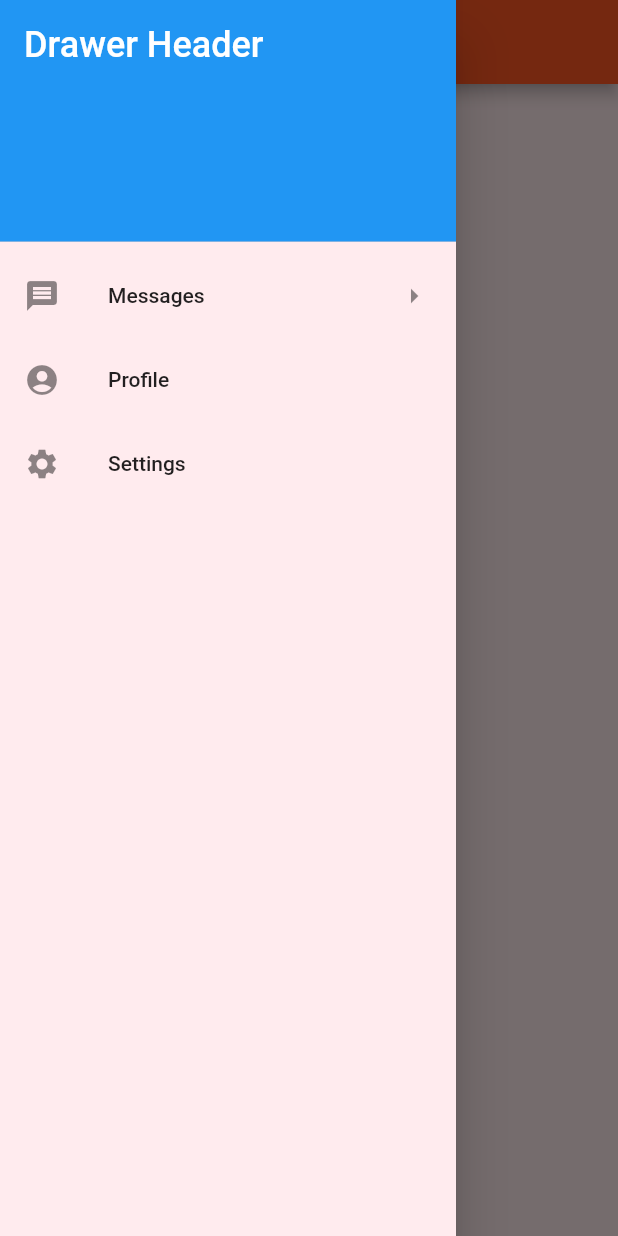
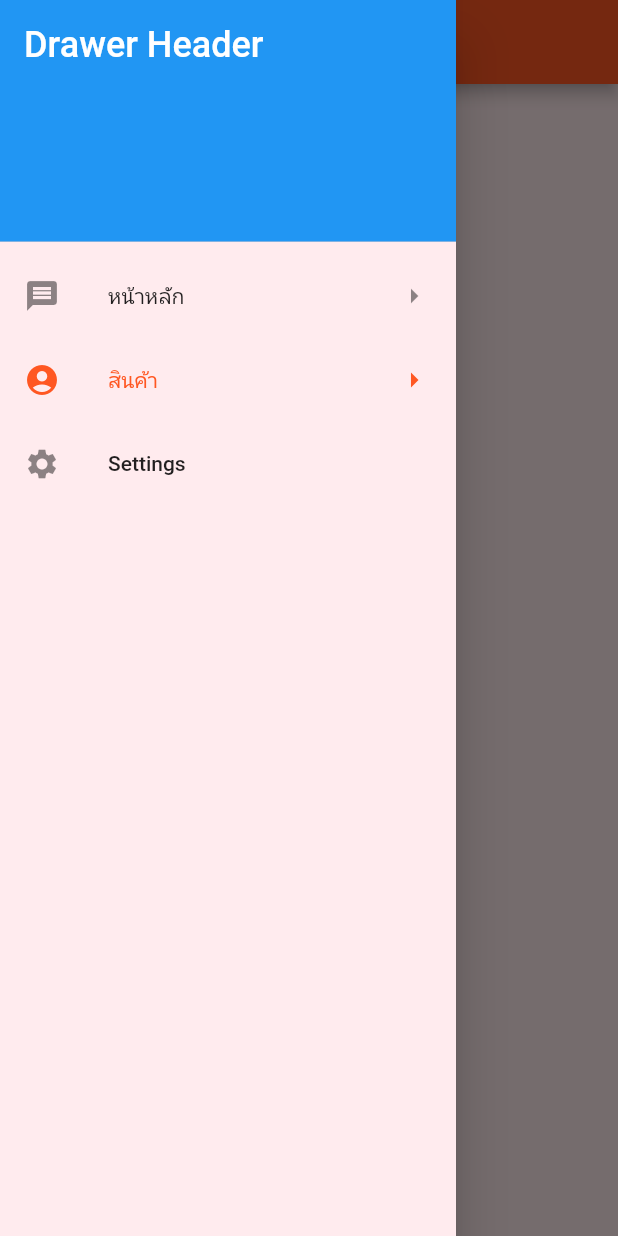
Before and after one commit to thana19/flutter01, a Flutter app: the ProductStack screen opened by its route, with the side drawer open, on a phone screen of 412 x 824 dp. Run offline on Flutter 3.47's test engine with Material 2 defaults, Android fonts, the phone set to English and light mode, and no system bars.

Commit message:
add menu.dart

```diff
--- a/lib/pages/ProductStack.dart
+++ b/lib/pages/ProductStack.dart
@@ -13,14 +13,14 @@ class _ProductStackState extends State<ProductStack> {
   @override
   Widget build(BuildContext context) {
     return Navigator(
-      initialRoute: 'ProductStack/product',
+      initialRoute: 'productstack/product',
       onGenerateRoute: (RouteSettings settings) {
         WidgetBuilder builder;
         switch (settings.name) {
-          case 'ProductStack/product':
+          case 'productstack/product':
             builder = (BuildContext context) => ProductPage();
             break;
-          case 'ProductStack/detail':
+          case 'productstack/detail':
             builder = (BuildContext context) => DetailPage();
             break;
           default:
--- a/lib/widgets/menu.dart
+++ b/lib/widgets/menu.dart
@@ -13,7 +13,7 @@ class _MenuState extends State<Menu> {
     return Drawer(
       child: ListView(
         padding: EdgeInsets.zero,
-        children: const <Widget>[
+        children: <Widget>[
           DrawerHeader(
             decoration: BoxDecoration(
               color: Colors.blue,
@@ -28,12 +28,24 @@ class _MenuState extends State<Menu> {
           ),
           ListTile(
             leading: Icon(Icons.message),
-            title: Text('Messages'),
+            title: Text('หน้าหลัก'),
+            // selected: true,
+            selected: ModalRoute.of(context)!.settings.name == 'homestack/home' ? true : false ,
+            // selected: ModalRoute.of(context)!.settings.name == '/' ? true : false,
             trailing: Icon(Icons.arrow_right),
+            onTap: () {
+              Navigator.of(context, rootNavigator: true).pushNamedAndRemoveUntil('/', (route) => false);
+            },
           ),
           ListTile(
             leading: Icon(Icons.account_circle),
-            title: Text('Profile'),
+            title: Text('สินค้า'),
+            // selected: ModalRoute.of(context)!.settings.name == '/productstack' ? false : true ,
+            selected: ModalRoute.of(context)!.settings.name == 'productstack/product' ? true : false ,
+            trailing: Icon(Icons.arrow_right),
+            onTap: () {
+              Navigator.of(context, rootNavigator: true).pushNamedAndRemoveUntil('/productstack', (route) => false);
+            },
           ),
           ListTile(
             leading: Icon(Icons.settings),
```
